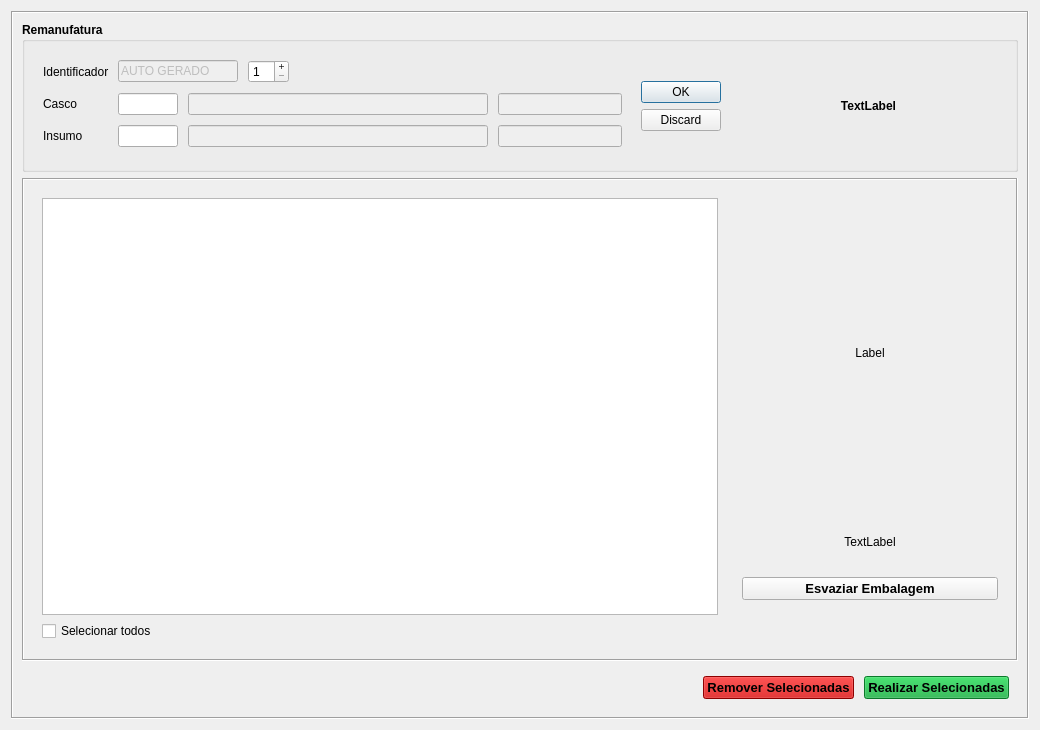
First picture: the form in Resources/UI/RegistroRemanufatura.ui, repository Klubas/Projeto-SOAD, before the edit.
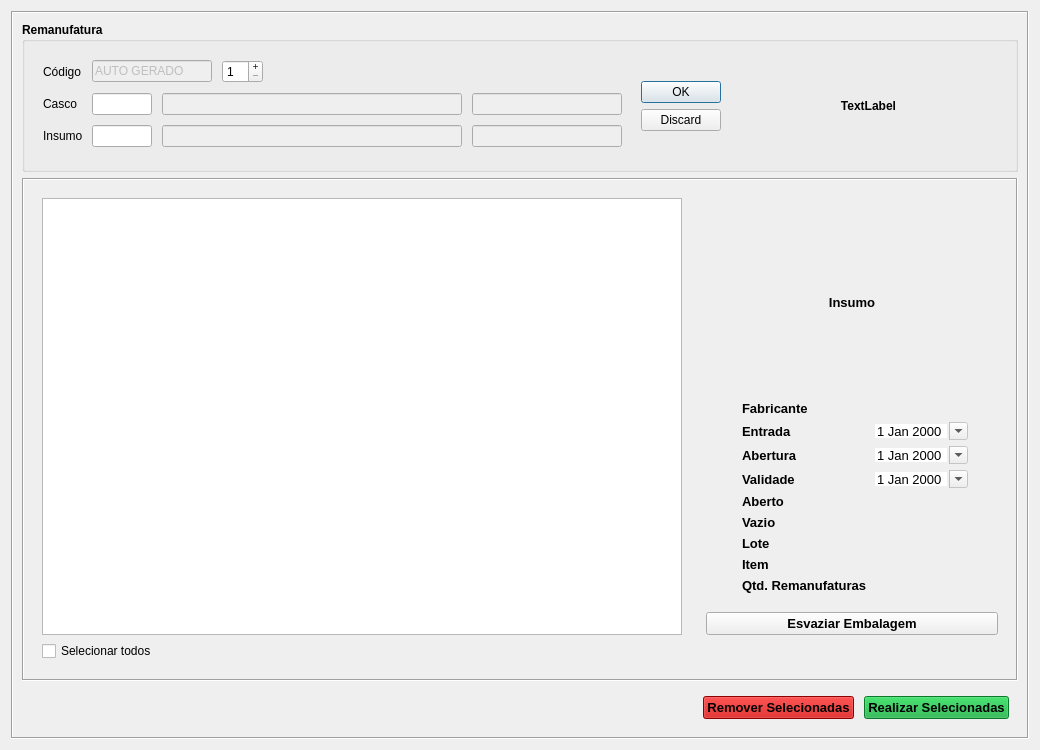
Second picture: the form after the edit.

Commit message: # RegistroRemanufatura  - Ajustado processo de geração de remanufatura  - Ajustado atualização da lista  - Criado processo para esvaziar embalagem  - Inclusão de ícones

What changed in the file:
```diff
--- a/Resources/UI/RegistroRemanufatura.ui
+++ b/Resources/UI/RegistroRemanufatura.ui
@@ -7,13 +7,13 @@
     <x>0</x>
     <y>0</y>
     <width>1040</width>
-    <height>730</height>
+    <height>750</height>
    </rect>
   </property>
   <property name="minimumSize">
    <size>
     <width>1040</width>
-    <height>730</height>
+    <height>750</height>
    </size>
   </property>
   <property name="windowTitle">
@@ -74,7 +74,7 @@
                <bool>false</bool>
               </property>
               <property name="alternatingRowColors">
-               <bool>true</bool>
+               <bool>false</bool>
               </property>
               <property name="selectionMode">
                <enum>QAbstractItemView::MultiSelection</enum>
@@ -132,6 +132,18 @@
          </item>
          <item>
           <widget class="QFrame" name="frame_3">
+           <property name="minimumSize">
+            <size>
+             <width>310</width>
+             <height>0</height>
+            </size>
+           </property>
+           <property name="maximumSize">
+            <size>
+             <width>310</width>
+             <height>16777215</height>
+            </size>
+           </property>
            <property name="frameShape">
             <enum>QFrame::NoFrame</enum>
            </property>
@@ -149,10 +161,33 @@
              <number>9</number>
             </property>
             <property name="bottomMargin">
-             <number>50</number>
+             <number>35</number>
             </property>
             <item>
-             <widget class="QLabel" name="label_embalagem">
+             <spacer name="verticalSpacer">
+              <property name="orientation">
+               <enum>Qt::Vertical</enum>
+              </property>
+              <property name="sizeHint" stdset="0">
+               <size>
+                <width>20</width>
+                <height>40</height>
+               </size>
+              </property>
+             </spacer>
+            </item>
+            <item>
+             <widget class="QLabel" name="label_icone_item_lote">
+              <property name="text">
+               <string/>
+              </property>
+              <property name="alignment">
+               <set>Qt::AlignCenter</set>
+              </property>
+             </widget>
+            </item>
+            <item>
+             <widget class="QLabel" name="label_item_lote_descricao">
               <property name="minimumSize">
                <size>
                 <width>256</width>
@@ -165,34 +200,478 @@
                 <height>16777215</height>
                </size>
               </property>
+              <property name="font">
+               <font>
+                <pointsize>10</pointsize>
+                <weight>75</weight>
+                <bold>true</bold>
+               </font>
+              </property>
               <property name="text">
-               <string>Label</string>
+               <string>Insumo</string>
               </property>
               <property name="alignment">
                <set>Qt::AlignCenter</set>
               </property>
+              <property name="wordWrap">
+               <bool>true</bool>
+              </property>
              </widget>
             </item>
             <item>
-             <widget class="QLabel" name="label_codigo_insumo_lote">
-              <property name="minimumSize">
-               <size>
-                <width>0</width>
-                <height>50</height>
-               </size>
+             <spacer name="verticalSpacer_2">
+              <property name="orientation">
+               <enum>Qt::Vertical</enum>
               </property>
-              <property name="maximumSize">
+              <property name="sizeHint" stdset="0">
                <size>
-                <width>16777215</width>
-                <height>50</height>
+                <width>20</width>
+                <height>40</height>
                </size>
               </property>
-              <property name="text">
-               <string>TextLabel</string>
+             </spacer>
+            </item>
+            <item>
+             <widget class="QFrame" name="formFrame_item_lote">
+              <property name="font">
+               <font>
+                <pointsize>10</pointsize>
+                <stylestrategy>PreferAntialias</stylestrategy>
+                <kerning>true</kerning>
+               </font>
               </property>
-              <property name="alignment">
-               <set>Qt::AlignCenter</set>
-              </property>
+              <layout class="QFormLayout" name="formLayout">
+               <property name="fieldGrowthPolicy">
+                <enum>QFormLayout::ExpandingFieldsGrow</enum>
+               </property>
+               <property name="rowWrapPolicy">
+                <enum>QFormLayout::DontWrapRows</enum>
+               </property>
+               <property name="labelAlignment">
+                <set>Qt::AlignLeading|Qt::AlignLeft|Qt::AlignVCenter</set>
+               </property>
+               <property name="formAlignment">
+                <set>Qt::AlignCenter</set>
+               </property>
+               <property name="verticalSpacing">
+                <number>6</number>
+               </property>
+               <item row="0" column="0">
+                <widget class="QLabel" name="label_9">
+                 <property name="font">
+                  <font>
+                   <pointsize>10</pointsize>
+                   <weight>75</weight>
+                   <bold>true</bold>
+                   <stylestrategy>PreferAntialias</stylestrategy>
+                   <kerning>true</kerning>
+                  </font>
+                 </property>
+                 <property name="text">
+                  <string>Fabricante</string>
+                 </property>
+                </widget>
+               </item>
+               <item row="0" column="1">
+                <widget class="QLabel" name="label_item_lote_fabricante">
+                 <property name="font">
+                  <font>
+                   <pointsize>10</pointsize>
+                   <italic>false</italic>
+                   <stylestrategy>PreferAntialias</stylestrategy>
+                   <kerning>true</kerning>
+                  </font>
+                 </property>
+                 <property name="text">
+                  <string/>
+                 </property>
+                </widget>
+               </item>
+               <item row="1" column="0">
+                <widget class="QLabel" name="label_2">
+                 <property name="font">
+                  <font>
+                   <pointsize>10</pointsize>
+                   <weight>75</weight>
+                   <bold>true</bold>
+                   <stylestrategy>PreferAntialias</stylestrategy>
+                   <kerning>true</kerning>
+                  </font>
+                 </property>
+                 <property name="text">
+                  <string>Entrada</string>
+                 </property>
+                </widget>
+               </item>
+               <item row="2" column="0">
+                <widget class="QLabel" name="label_5">
+                 <property name="font">
+                  <font>
+                   <pointsize>10</pointsize>
+                   <weight>75</weight>
+                   <bold>true</bold>
+                   <stylestrategy>PreferAntialias</stylestrategy>
+                   <kerning>true</kerning>
+                  </font>
+                 </property>
+                 <property name="text">
+                  <string>Abertura</string>
+                 </property>
+                </widget>
+               </item>
+               <item row="3" column="0">
+                <widget class="QLabel" name="label_4">
+                 <property name="font">
+                  <font>
+                   <pointsize>10</pointsize>
+                   <weight>75</weight>
+                   <bold>true</bold>
+                   <stylestrategy>PreferAntialias</stylestrategy>
+                   <kerning>true</kerning>
+                  </font>
+                 </property>
+                 <property name="text">
+                  <string>Validade</string>
+                 </property>
+                </widget>
+               </item>
+               <item row="4" column="0">
+                <widget class="QLabel" name="label_6">
+                 <property name="font">
+                  <font>
+                   <pointsize>10</pointsize>
+                   <weight>75</weight>
+                   <bold>true</bold>
+                   <stylestrategy>PreferAntialias</stylestrategy>
+                   <kerning>true</kerning>
+                  </font>
+                 </property>
+                 <property name="text">
+                  <string>Aberto</string>
+                 </property>
+                </widget>
+               </item>
+               <item row="4" column="1">
+                <widget class="QLabel" name="label_item_lote_aberto">
+                 <property name="font">
+                  <font>
+                   <pointsize>10</pointsize>
+                   <italic>false</italic>
+                   <stylestrategy>PreferAntialias</stylestrategy>
+                   <kerning>true</kerning>
+                  </font>
+                 </property>
+                 <property name="text">
+                  <string/>
+                 </property>
+                </widget>
+               </item>
+               <item row="5" column="0">
+                <widget class="QLabel" name="label_11">
+                 <property name="font">
+                  <font>
+                   <pointsize>10</pointsize>
+                   <weight>75</weight>
+                   <bold>true</bold>
+                   <stylestrategy>PreferAntialias</stylestrategy>
+                   <kerning>true</kerning>
+                  </font>
+                 </property>
+                 <property name="text">
+                  <string>Vazio</string>
+                 </property>
+                </widget>
+               </item>
+               <item row="5" column="1">
+                <widget class="QLabel" name="label_item_lote_vazio">
+                 <property name="font">
+                  <font>
+                   <pointsize>10</pointsize>
+                   <italic>false</italic>
+                   <stylestrategy>PreferAntialias</stylestrategy>
+                   <kerning>true</kerning>
+                  </font>
+                 </property>
+                 <property name="text">
+                  <string/>
+                 </property>
+                </widget>
+               </item>
+               <item row="6" column="0">
+                <widget class="QLabel" name="label_7">
+                 <property name="font">
+                  <font>
+                   <pointsize>10</pointsize>
+                   <weight>75</weight>
+                   <bold>true</bold>
+                   <stylestrategy>PreferAntialias</stylestrategy>
+                   <kerning>true</kerning>
+                  </font>
+                 </property>
+                 <property name="text">
+                  <string>Lote</string>
+                 </property>
+                </widget>
+               </item>
+               <item row="6" column="1">
+                <widget class="QLabel" name="label_item_lote_lote_id">
+                 <property name="font">
+                  <font>
+                   <pointsize>10</pointsize>
+                   <italic>false</italic>
+                   <stylestrategy>PreferAntialias</stylestrategy>
+                   <kerning>true</kerning>
+                  </font>
+                 </property>
+                 <property name="text">
+                  <string/>
+                 </property>
+                </widget>
+               </item>
+               <item row="7" column="1">
+                <widget class="QLabel" name="label_item_lote_id">
+                 <property name="font">
+                  <font>
+                   <pointsize>10</pointsize>
+                   <italic>false</italic>
+                   <stylestrategy>PreferAntialias</stylestrategy>
+                   <kerning>true</kerning>
+                  </font>
+                 </property>
+                 <property name="text">
+                  <string/>
+                 </property>
+                </widget>
+               </item>
+               <item row="8" column="0">
+                <widget class="QLabel" name="label_3">
+                 <property name="font">
+                  <font>
+                   <pointsize>10</pointsize>
+                   <weight>75</weight>
+                   <bold>true</bold>
+                   <stylestrategy>PreferAntialias</stylestrategy>
+                   <kerning>true</kerning>
+                  </font>
+                 </property>
+                 <property name="text">
+                  <string>Qtd. Remanufaturas</string>
+                 </property>
+                </widget>
+               </item>
+               <item row="7" column="0">
+                <widget class="QLabel" name="label">
+                 <property name="font">
+                  <font>
+                   <pointsize>10</pointsize>
+                   <weight>75</weight>
+                   <bold>true</bold>
+                   <stylestrategy>PreferAntialias</stylestrategy>
+                   <kerning>true</kerning>
+                  </font>
+                 </property>
+                 <property name="text">
+                  <string>Item</string>
+                 </property>
+                </widget>
+               </item>
+               <item row="8" column="1">
+                <widget class="QLabel" name="label_item_lote_quantidade_remanufaturas">
+                 <property name="palette">
+                  <palette>
+                   <active>
+                    <colorrole role="WindowText">
+                     <brush brushstyle="SolidPattern">
+                      <color alpha="255">
+                       <red>221</red>
+                       <green>0</green>
+                       <blue>0</blue>
+                      </color>
+                     </brush>
+                    </colorrole>
+                    <colorrole role="Text">
+                     <brush brushstyle="SolidPattern">
+                      <color alpha="255">
+                       <red>189</red>
+                       <green>0</green>
+                       <blue>0</blue>
+                      </color>
+                     </brush>
+                    </colorrole>
+                    <colorrole role="PlaceholderText">
+                     <brush brushstyle="SolidPattern">
+                      <color alpha="128">
+                       <red>189</red>
+                       <green>0</green>
+                       <blue>0</blue>
+                      </color>
+                     </brush>
+                    </colorrole>
+                   </active>
+                   <inactive>
+                    <colorrole role="WindowText">
+                     <brush brushstyle="SolidPattern">
+                      <color alpha="255">
+                       <red>221</red>
+                       <green>0</green>
+                       <blue>0</blue>
+                      </color>
+                     </brush>
+                    </colorrole>
+                    <colorrole role="Text">
+                     <brush brushstyle="SolidPattern">
+                      <color alpha="255">
+                       <red>189</red>
+                       <green>0</green>
+                       <blue>0</blue>
+                      </color>
+                     </brush>
+                    </colorrole>
+                    <colorrole role="PlaceholderText">
+                     <brush brushstyle="SolidPattern">
+                      <color alpha="128">
+                       <red>189</red>
+                       <green>0</green>
+                       <blue>0</blue>
+                      </color>
+                     </brush>
+                    </colorrole>
+                   </inactive>
+                   <disabled>
+                    <colorrole role="WindowText">
+                     <brush brushstyle="SolidPattern">
+                      <color alpha="255">
+                       <red>120</red>
+                       <green>120</green>
+                       <blue>120</blue>
+                      </color>
+                     </brush>
+                    </colorrole>
+                    <colorrole role="Text">
+                     <brush brushstyle="SolidPattern">
+                      <color alpha="255">
+                       <red>195</red>
+                       <green>16</green>
+                       <blue>64</blue>
+                      </color>
+                     </brush>
+                    </colorrole>
+                    <colorrole role="PlaceholderText">
+                     <brush brushstyle="SolidPattern">
+                      <color alpha="128">
+                       <red>0</red>
+                       <green>0</green>
+                       <blue>0</blue>
+                      </color>
+                     </brush>
+                    </colorrole>
+                   </disabled>
+                  </palette>
+                 </property>
+                 <property name="font">
+                  <font>
+                   <pointsize>10</pointsize>
+                   <weight>75</weight>
+                   <italic>false</italic>
+                   <bold>true</bold>
+                   <stylestrategy>PreferAntialias</stylestrategy>
+                   <kerning>true</kerning>
+                  </font>
+                 </property>
+                 <property name="text">
+                  <string/>
+                 </property>
+                </widget>
+               </item>
+               <item row="1" column="1">
+                <widget class="QDateEdit" name="dateEdit_entrada">
+                 <property name="enabled">
+                  <bool>true</bool>
+                 </property>
+                 <property name="baseSize">
+                  <size>
+                   <width>0</width>
+                   <height>0</height>
+                  </size>
+                 </property>
+                 <property name="wrapping">
+                  <bool>false</bool>
+                 </property>
+                 <property name="frame">
+                  <bool>false</bool>
+                 </property>
+                 <property name="readOnly">
+                  <bool>true</bool>
+                 </property>
+                 <property name="specialValueText">
+                  <string>  </string>
+                 </property>
+                 <property name="correctionMode">
+                  <enum>QAbstractSpinBox::CorrectToNearestValue</enum>
+                 </property>
+                 <property name="keyboardTracking">
+                  <bool>false</bool>
+                 </property>
+                 <property name="showGroupSeparator" stdset="0">
+                  <bool>true</bool>
+                 </property>
+                 <property name="calendarPopup">
+                  <bool>true</bool>
+                 </property>
+                </widget>
+               </item>
+               <item row="2" column="1">
+                <widget class="QDateEdit" name="dateEdit_abertura">
+                 <property name="enabled">
+                  <bool>true</bool>
+                 </property>
+                 <property name="frame">
+                  <bool>false</bool>
+                 </property>
+                 <property name="readOnly">
+                  <bool>true</bool>
+                 </property>
+                 <property name="specialValueText">
+                  <string>  </string>
+                 </property>
+                 <property name="calendarPopup">
+                  <bool>true</bool>
+                 </property>
+                </widget>
+               </item>
+               <item row="3" column="1">
+                <widget class="QDateEdit" name="dateEdit_validade">
+                 <property name="enabled">
+                  <bool>true</bool>
+                 </property>
+                 <property name="frame">
+                  <bool>false</bool>
+                 </property>
+                 <property name="readOnly">
+                  <bool>true</bool>
+                 </property>
+                 <property name="specialValueText">
+                  <string>  </string>
+                 </property>
+                 <property name="keyboardTracking">
+                  <bool>true</bool>
+                 </property>
+                 <property name="calendarPopup">
+                  <bool>true</bool>
+                 </property>
+                 <property name="currentSectionIndex">
+                  <number>0</number>
+                 </property>
+                 <property name="date">
+                  <date>
+                   <year>2000</year>
+                   <month>1</month>
+                   <day>1</day>
+                  </date>
+                 </property>
+                </widget>
+               </item>
+              </layout>
              </widget>
             </item>
             <item>
@@ -1225,7 +1704,7 @@
             <item row="0" column="0">
              <widget class="QLabel" name="label_codigo">
               <property name="text">
-               <string>Identificador</string>
+               <string>Código</string>
               </property>
              </widget>
             </item>
```
Left out of the diff: 2 changed lines with no effect on the pictures. The commit also changes 44 other files.
